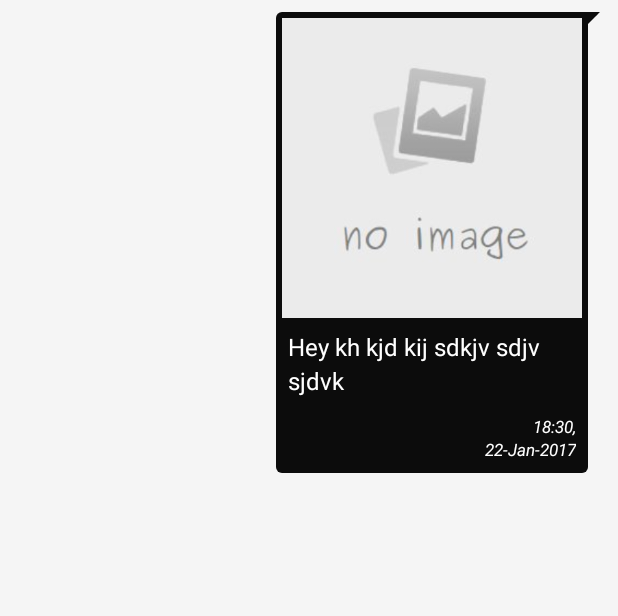
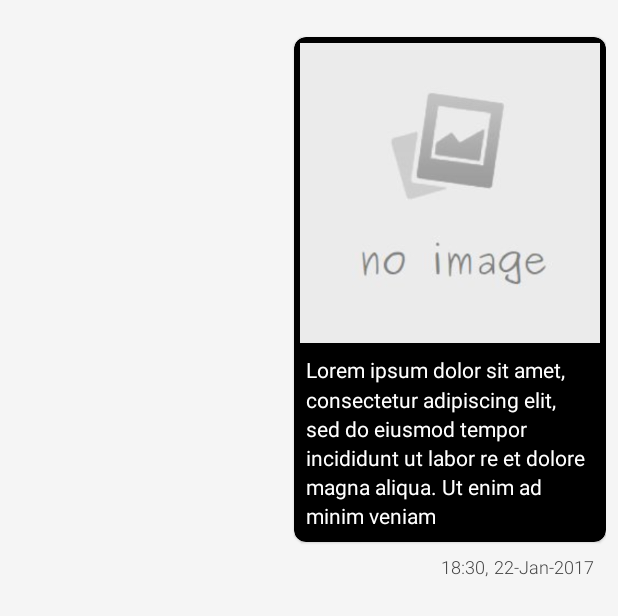
Before and after one commit to srivnaimish/RiseApp_Social_Alarm, an Android app: the layout chat_sent.xml on its own in the app's theme, with its tools: preview values and no code run, on a phone screen of 412 x 824 dp. Shown: the top 616 px of the screen. Run offline under Robolectric (Android 15) with nearby library versions, the phone set to English and light mode, and no system bars.

Commit message:
Card design changed

```diff
--- a/app/src/main/res/drawable/ic_received_arrow.xml
+++ /dev/null
@@ -1,5 +0,0 @@
-<vector android:height="24dp" android:viewportHeight="240.0"
-    android:viewportWidth="240.0" android:width="24dp" xmlns:android="http://schemas.android.com/apk/res/android">
-    <path android:fillColor="?card_color"
-        android:pathData="M0,0.8c0,0.9 238.3,239.2 239.3,239.2 0.4,0 0.7,-54 0.7,-120l0,-120 -120,0c-66,0 -120,0.3 -120,0.8z" android:strokeColor="#00000000"/>
-</vector>
--- a/app/src/main/res/drawable/ic_sent_arrow.xml
+++ /dev/null
@@ -1,5 +0,0 @@
-<vector android:height="24dp" android:viewportHeight="592.0"
-    android:viewportWidth="592.0" android:width="24dp" xmlns:android="http://schemas.android.com/apk/res/android">
-    <path android:fillColor="?colorPrimary"
-        android:pathData="M0,295.7l0,295.8 295.5,-295.5c162.5,-162.5 295.5,-295.6 295.5,-295.7 0,-0.2 -133,-0.3 -295.5,-0.3l-295.5,0 0,295.7z" android:strokeColor="#00000000"/>
-</vector>
--- a/app/src/main/res/drawable/sent_background.xml
+++ /dev/null
@@ -1,10 +0,0 @@
-<?xml version="1.0" encoding="utf-8"?>
-<shape xmlns:android="http://schemas.android.com/apk/res/android"
-    android:shape="rectangle">
-    <corners
-        android:bottomLeftRadius="4dp"
-        android:bottomRightRadius="4dp"
-        android:topRightRadius="0dp"
-        android:topLeftRadius="4dp" />
-    <solid android:color="?colorPrimary" />
-</shape>
--- a/app/src/main/res/layout/activity_chat.xml
+++ b/app/src/main/res/layout/activity_chat.xml
@@ -89,7 +89,7 @@
                 android:id="@+id/chat_messages"
                 android:layout_width="match_parent"
                 android:layout_height="match_parent"
-                android:layout_marginBottom="4dp"
+                android:layout_marginBottom="8dp"
                 android:layout_above="@id/card"
                 android:layoutAnimation="@anim/layout_animation_from_bottom"/>
 
--- a/app/src/main/res/layout/chat_sent.xml
+++ b/app/src/main/res/layout/chat_sent.xml
@@ -4,33 +4,31 @@
     android:layout_width="match_parent"
     android:layout_height="wrap_content"
     xmlns:app="http://schemas.android.com/apk/res-auto"
-    android:layout_marginTop="8dp"
-    android:paddingStart="12dp"
-    android:paddingEnd="12dp">
+    android:paddingStart="8dp"
+    android:paddingEnd="8dp">
 
-    <ImageView
-        android:id="@+id/arrow"
-        android:layout_width="8dp"
-        android:layout_height="8dp"
-        app:layout_constraintEnd_toEndOf="parent"
-        app:layout_constraintTop_toTopOf="parent"
-        app:srcCompat="@drawable/ic_sent_arrow" />
+    <android.support.v7.widget.CardView xmlns:card_view="http://schemas.android.com/apk/res-auto"
+        xmlns:tools="http://schemas.android.com/tools"
+        android:id="@+id/sent_card"
+        android:layout_width="wrap_content"
+        android:layout_height="wrap_content"
+        android:clickable="true"
+        android:focusable="true"
+        android:foreground="?selectableItemBackgroundBorderless"
+        card_view:cardBackgroundColor="?colorPrimaryDark"
+        card_view:cardCornerRadius="8dp"
+        card_view:cardElevation="1dp"
+        card_view:layout_constraintBottom_toBottomOf="parent"
+        card_view:layout_constraintEnd_toEndOf="parent"
+        card_view:layout_constraintTop_toTopOf="parent">
 
-        <android.support.constraint.ConstraintLayout xmlns:android="http://schemas.android.com/apk/res/android"
+        <LinearLayout xmlns:android="http://schemas.android.com/apk/res/android"
             xmlns:app="http://schemas.android.com/apk/res-auto"
             xmlns:tools="http://schemas.android.com/tools"
             android:layout_width="wrap_content"
             android:layout_height="wrap_content"
             android:id="@+id/sent_layout"
-            android:layout_marginBottom="2dp"
-            android:clickable="true"
-            android:focusable="true"
-            android:foreground="?selectableItemBackgroundBorderless"
-            app:layout_constraintBottom_toBottomOf="parent"
-            app:layout_constraintEnd_toStartOf="@id/arrow"
-            app:layout_constraintTop_toTopOf="parent"
-            android:background="@drawable/sent_background"
-            >
+            android:orientation="vertical">
 
             <ImageView
                 android:id="@+id/image"
@@ -41,63 +39,66 @@
                 android:layout_marginTop="4dp"
                 android:scaleType="centerCrop"
                 android:src="@drawable/placeholder_image"
-                app:layout_constraintEnd_toEndOf="parent"
-                app:layout_constraintStart_toStartOf="parent"
-                app:layout_constraintTop_toTopOf="parent"
                 />
 
             <TextView
                 android:id="@+id/note"
                 android:layout_width="wrap_content"
                 android:layout_height="wrap_content"
+                android:layout_marginBottom="8dp"
                 android:layout_marginEnd="8dp"
-                android:paddingEnd="4dp"
                 android:layout_marginStart="8dp"
                 android:layout_marginTop="8dp"
                 android:lineSpacingMultiplier="1.2"
                 android:maxWidth="192dp"
-                android:textSize="16sp"
                 android:textColor="@android:color/white"
-                app:layout_constraintStart_toStartOf="parent"
-                app:layout_constraintTop_toBottomOf="@+id/image"
-                tools:text="Hey kh kjd kij sdkjv sdjv sjdvk " />
+                android:layout_gravity="center_horizontal"
+                tools:text="Lorem ipsum dolor sit amet, consectetur adipiscing elit, sed do eiusmod tempor incididunt ut labor re et dolore magna aliqua. Ut enim ad minim veniam" />
 
+        </LinearLayout>
+        <!--<android.support.constraint.ConstraintLayout xmlns:android="http://schemas.android.com/apk/res/android"
+            xmlns:app="http://schemas.android.com/apk/res-auto"
+            xmlns:tools="http://schemas.android.com/tools"
+            android:layout_width="wrap_content"
+            android:layout_height="wrap_content"
+            android:id="@+id/sent_layout">
+
+
+
+
+        </android.support.constraint.ConstraintLayout>-->
+
+    </android.support.v7.widget.CardView>
     <LinearLayout
+        android:id="@+id/ll"
         android:layout_width="wrap_content"
         android:layout_height="wrap_content"
         android:layout_marginBottom="8dp"
         android:layout_marginEnd="8dp"
-                android:layout_marginTop="12dp"
-                app:layout_constraintBottom_toBottomOf="parent"
-                app:layout_constraintEnd_toEndOf="parent"
-                app:layout_constraintTop_toBottomOf="@+id/note"
-                android:orientation="vertical"
-                android:gravity="end"
-                android:minWidth="100dp">
+        android:layout_marginTop="8dp"
+        app:layout_constraintTop_toBottomOf="@id/sent_card"
+        app:layout_constraintEnd_toEndOf="parent">
 
         <TextView
             android:id="@+id/time"
             android:layout_width="wrap_content"
             android:layout_height="wrap_content"
-                    android:fontFamily="sans-serif-thin"
-                    android:textSize="11sp"
-                    android:textStyle="italic|bold"
+            android:fontFamily="sans-serif-light"
+            android:textSize="12sp"
             tools:text="18:30,"
-                    android:textColor="@android:color/white"/>
+            android:textColor="?android:textColorSecondary"/>
 
         <TextView
             android:id="@+id/date"
             android:layout_width="wrap_content"
             android:layout_height="wrap_content"
-                    android:fontFamily="sans-serif-thin"
-                    android:textSize="11sp"
-                    android:textStyle="italic|bold"
+            android:layout_marginStart="4dp"
+            android:fontFamily="sans-serif-light"
+            android:textSize="12sp"
             tools:text="22-Jan-2017"
-                    android:textColor="@android:color/white"/>
+            android:textColor="?android:textColorSecondary"/>
 
     </LinearLayout>
 
-        </android.support.constraint.ConstraintLayout>
-
 
 </android.support.constraint.ConstraintLayout>
```
Also changed, not shown: app/src/main/res/drawable/received_background.xml (deleted, +0 -10 lines), app/src/main/res/drawable/round_image.xml (deleted, +0 -13 lines), app/src/main/res/drawable/send_button.xml (deleted, +0 -15 lines), app/src/main/res/layout/chat_received.xml (+35 -57 lines). Lines whose indentation alone changed are shown as unchanged.
